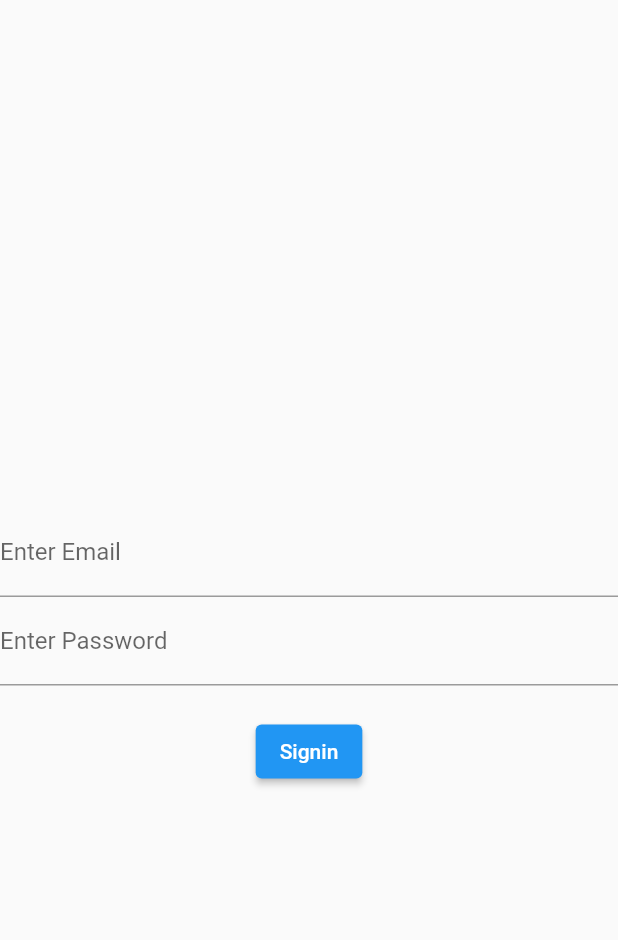
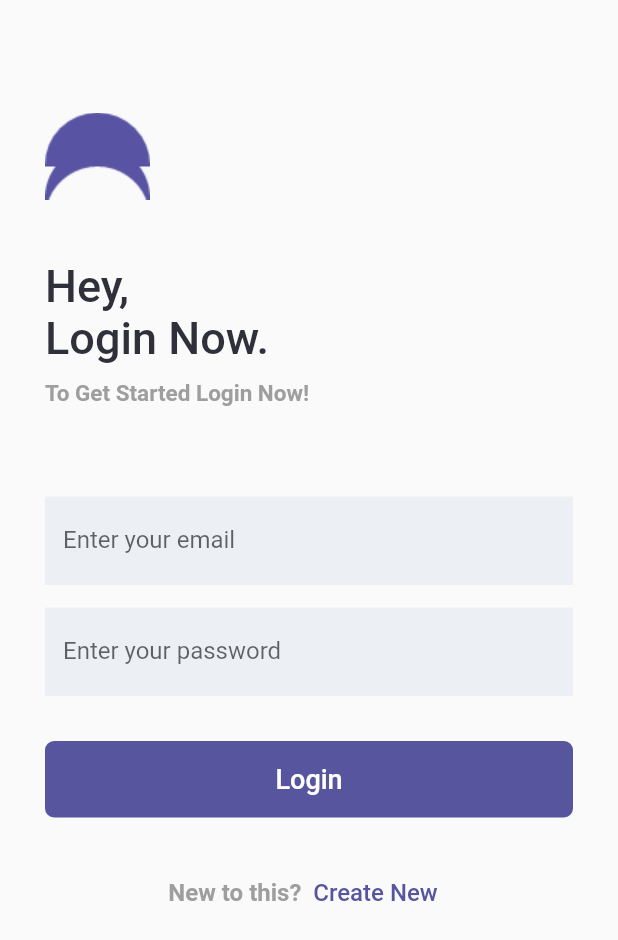
Before and after one commit to yogadaan/Nearby, a Flutter app: the Login screen opened by its route, on a phone screen of 412 x 824 dp. Shown: the top 940 px of the screen. Run offline on Flutter 3.47's test engine with Material 2 defaults, Android fonts, the phone set to English and light mode, and no system bars; our stand-ins replace firebase_auth, firebase_core, fluttertoast, google_fonts; accounts and stored records are empty.

Commit message:
login page

```diff
--- a/lib/Screens/Signup_Page.dart
+++ b/lib/Screens/Signup_Page.dart
@@ -66,6 +66,7 @@ class _SignUpState extends State<SignUp> {
   @override
   Widget build(BuildContext context) {
     return Scaffold(
+      resizeToAvoidBottomInset: false,
       body: Padding(
           padding: EdgeInsets.symmetric(vertical: 20, horizontal: 30),
           child: Column(
@@ -75,7 +76,7 @@ class _SignUpState extends State<SignUp> {
 
             children: <Widget>[
               SizedBox(height: 15),
-              Container(child: Image.asset('images/logo.png')),
+              Container(child: Image.asset('image/logo.png')),
               SizedBox(height: 40),
               Container(
                   child: const Text(
--- a/lib/Screens/login_Page.dart
+++ b/lib/Screens/login_Page.dart
@@ -1,5 +1,6 @@
 import 'package:firebase_auth/firebase_auth.dart';
 import 'package:flutter/material.dart';
+import 'package:nearby/Screens/Signup_Page.dart';
 
 import 'homePage.dart';
 
@@ -16,28 +17,74 @@ class _LoginState extends State<Login> {
   final passwordController = TextEditingController();
   @override
   Widget build(BuildContext context) {
-    return Material(
+    return Scaffold(
+      resizeToAvoidBottomInset: false,
+      body: Padding(
+          padding: EdgeInsets.symmetric(vertical: 20, horizontal: 30),
           child: Column(
-        mainAxisAlignment: MainAxisAlignment.center,
-        children: [
-          SizedBox(height: 40,),
-          TextField(
+            crossAxisAlignment: CrossAxisAlignment.start,
+            //mainAxisAlignment: MainAxisAlignment.,
+
+            children: <Widget>[
+              SizedBox(height: 55),
+              Container(child: Image.asset('image/logo.png')),
+              SizedBox(height: 40),
+              Container(
+                  child: const Text(
+                    'Hey,\nLogin Now.',
+                    style: TextStyle(
+                      //color : Color(0xff57559E),
+                        color: Color(0xff2F303A),
+                        fontWeight: FontWeight.w500,
+                        fontSize: 30),
+                  )),
+              SizedBox(
+                height: 10,
+              ),
+              Container(
+                  child: const Text(
+                    'To Get Started Login Now!',
+                    style: TextStyle(
+                        fontSize: 15,
+                        color: Colors.grey,
+                        fontWeight: FontWeight.w600),
+                  )),
+              SizedBox(height: 60),
+              Container(decoration: BoxDecoration( borderRadius: BorderRadius.circular(10)),
+                child: TextFormField(
                   controller: emailController,
-            cursorColor:Colors.white,
-            textInputAction: TextInputAction.next,
-            decoration: InputDecoration(labelText: 'Enter Email'),
+                  decoration: InputDecoration(
+                    filled: true,
+                    fillColor : Color(0xffECF0F5),
+                    //border: OutlineInputBorder(borderSide: BorderSide(width: 0,color: Colors.transparent)),
+                    border: InputBorder.none,
 
+                    labelText: 'Enter your email',
                   ),
-          TextField(
+                ),
+              ),
+              SizedBox(height: 15),
+              Container(
+                decoration: BoxDecoration( borderRadius: BorderRadius.circular(10)),
+                child: TextFormField(
+                  obscureText: true,
                   controller: passwordController,
-            cursorColor:Colors.white,
-            textInputAction: TextInputAction.next,
-            decoration: InputDecoration(labelText: 'Enter Password'),
+                  decoration: InputDecoration(
+
+                    filled: true,
+                    fillColor : Color(0xffECF0F5),
+                    border: InputBorder.none,
+                    labelText: 'Enter your password',
                   ),
-          SizedBox(
-            height: 20,
                 ),
-          ElevatedButton(onPressed: () async {
+              ),
+              SizedBox(height: 30),
+              Container(
+                width: double.infinity,
+                child: MaterialButton(
+                  shape: RoundedRectangleBorder(
+                      borderRadius: BorderRadius.circular(6)),
+                  onPressed: () async {
                     print('check 1');
                     try{
                       final user = await FirebaseAuth.instance.signInWithEmailAndPassword(
@@ -48,12 +95,41 @@ class _LoginState extends State<Login> {
                         print('check check');}
                     }catch (e){print(e);}
                   },
-            child: Text('Signin'),
+                  elevation: 0,
+                  color: Color(0xff57559E),
+                  child: Padding(
+                    padding: const EdgeInsets.all(15),
+                    child: Text(
+                      "Login",
+                      style: TextStyle(color: Colors.white, fontSize: 18),
                     ),
+                  ),
+                ),
+              ),
+              Row(
+                children: [
+                  Text('New to this?',
+                      style: TextStyle(
+                          fontSize: 16,
+                          color: Colors.grey,
+                          fontWeight: FontWeight.w600)),
+                  SizedBox(height: 100),
+                  TextButton(
+                    child: const Text(
+                      'Create New',
+                      style: TextStyle(fontSize: 16, color: Color(0xff57559E)),
+                    ),
+                    onPressed: () {
+                      Navigator.pushNamedAndRemoveUntil(context, SignUp.id, (route) => false);
 
+                    },
+                  )
                 ],
+                mainAxisAlignment: MainAxisAlignment.center,
               ),
-    );
+            ],
+          )),
+    ) ;
   }
   Future signIn() async {
     await FirebaseAuth.instance.signInWithEmailAndPassword(
--- a/lib/main.dart
+++ b/lib/main.dart
@@ -16,7 +16,7 @@ class MyApp extends StatelessWidget {
   @override
   Widget build(BuildContext context) {
     return MaterialApp(
-      home: SignUp(),
+      home: Login(),
       routes: {
         Login.id:(context) => Login(),
         Home.id:(context)=> Home(),
--- a/pubspec.yaml
+++ b/pubspec.yaml
@@ -56,6 +56,8 @@ dev_dependencies:
 
 # The following section is specific to Flutter.
 flutter:
+  assets:
+    - image/logo.png
 
   # The following line ensures that the Material Icons font is
   # included with your application, so that you can use the icons in
```
Also changed, not shown: image/logo.png (added), 2 other files. Lines whose indentation alone changed are shown as unchanged.
